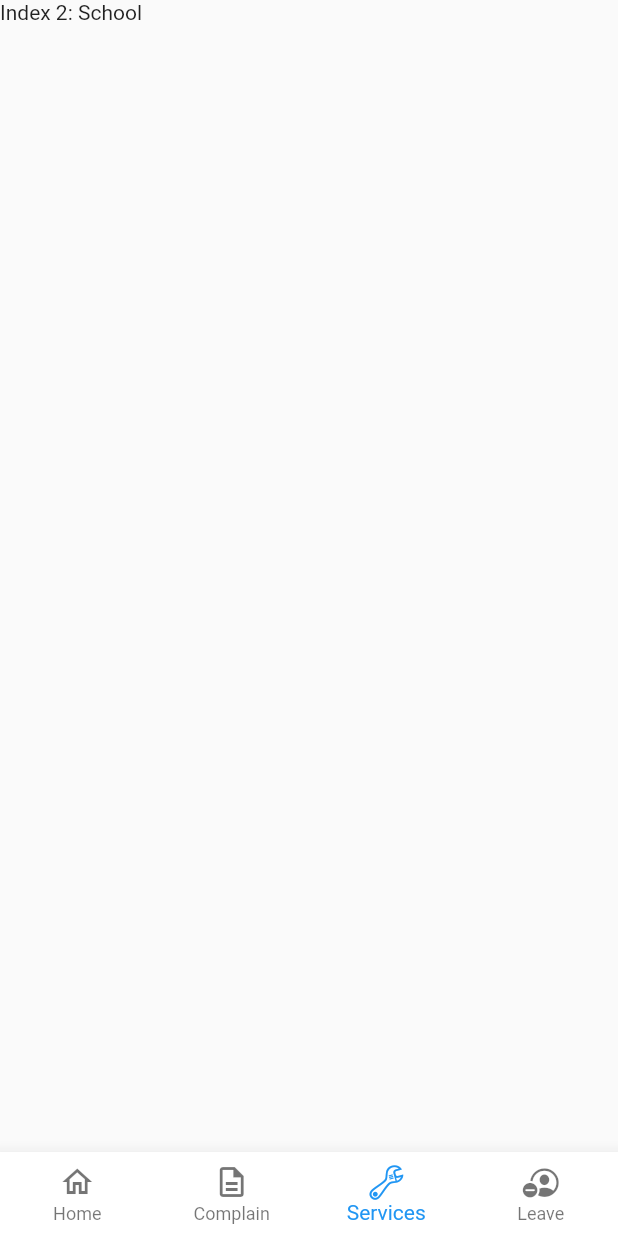
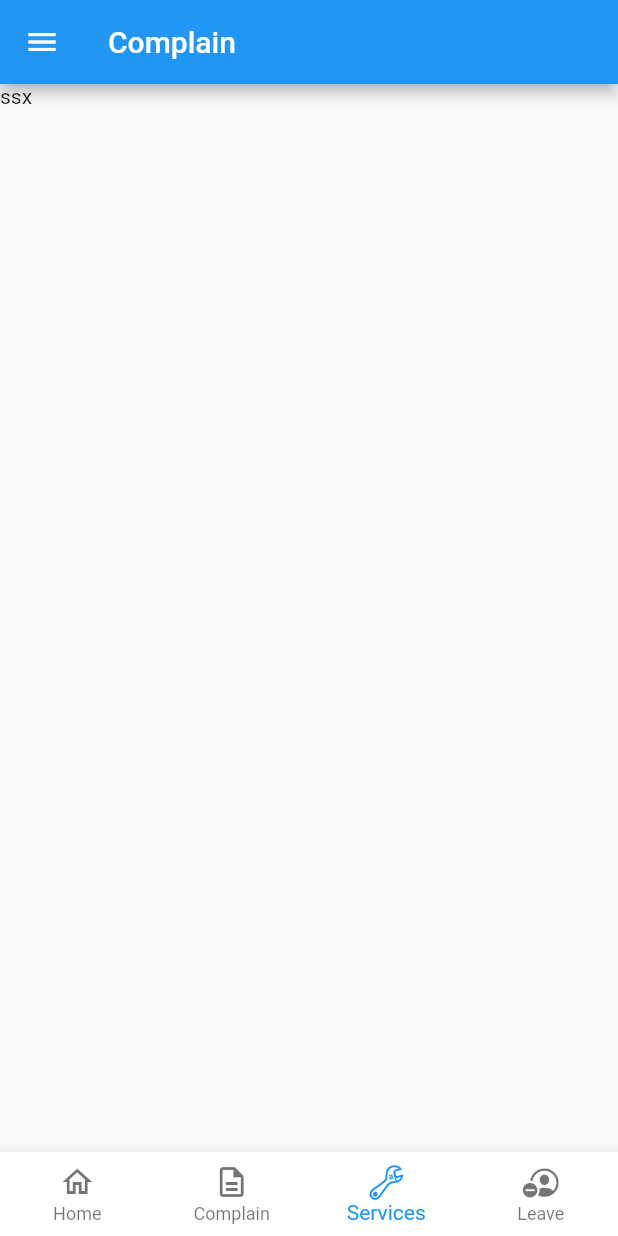
Before and after one commit to ishitgami/HostelApplication, a Flutter app: the screen it shows after launch, item 3 of the bottom bar chosen, on a phone screen of 412 x 824 dp. Run offline on Flutter 3.47's test engine with Material 2 defaults, Android fonts, the phone set to English and light mode, and no system bars; our stand-ins replace bloc, flutter_bloc, font_awesome_flutter.

Commit message:
Design fix

```diff
--- /dev/null
+++ b/lib/presentation/screen/admin/AdminServices.dart
@@ -0,0 +1,28 @@
+import 'package:flutter/material.dart';
+import 'package:hostelapplication/presentation/screen/admin/AdminDrawer.dart';
+
+class AdminServicesScreen extends StatefulWidget {
+  const AdminServicesScreen({Key? key}) : super(key: key);
+
+  @override
+  State<AdminServicesScreen> createState() => _AdminServicesScreenState();
+}
+
+class _AdminServicesScreenState extends State<AdminServicesScreen> {
+  @override
+  Widget build(BuildContext context) {
+    return Scaffold(
+      appBar: AppBar(
+        title: const Text('Complain'),
+      ),
+     drawer: const AdminDrawer(),
+      body: SingleChildScrollView(
+        child: Column(
+          children: const [
+            Text('ssx')
+          ],
+        ),
+      ),
+    );
+  }
+}
--- a/lib/presentation/screen/admin/adminDashbord.dart
+++ b/lib/presentation/screen/admin/adminDashbord.dart
@@ -1,6 +1,7 @@
 import 'package:flutter/cupertino.dart';
 import 'package:flutter/material.dart';
 import 'package:font_awesome_flutter/font_awesome_flutter.dart';
+import 'package:hostelapplication/presentation/screen/admin/AdminServices.dart';
 import 'package:hostelapplication/presentation/screen/admin/AdmincomplainScreen.dart';
 import 'package:hostelapplication/presentation/screen/admin/adminHome.dart';
 
@@ -17,9 +18,7 @@ class _AdminDashbordScreenState extends State<AdminDashbordScreen> {
     static const List<Widget> _widgetOptions = <Widget>[
     AdminHome(),
     AdminComplainScreen(),
-    Text(
-      'Index 2: School',
-    ),
+    AdminServicesScreen(),
     Text(
       'Index 3: Settings',
     ),
--- a/lib/presentation/screen/admin/adminHome.dart
+++ b/lib/presentation/screen/admin/adminHome.dart
@@ -16,7 +16,7 @@ class _AdminHomeState extends State<AdminHome> {
         title: const Text('DashBord'),
       ),
       floatingActionButton: FloatingActionButton(
-        onPressed: (){},
+        onPressed: () {},
         child: const Icon(Icons.add),
       ),
       drawer: const AdminDrawer(),
@@ -25,14 +25,16 @@ class _AdminHomeState extends State<AdminHome> {
         padding: const EdgeInsets.all(8.0),
         child: Column(
           children: [
-              Container(
-                color: Colors.grey,
+            Card(
+              elevation: 5,
+              child: Container(
+                 color: const Color.fromARGB(183, 203, 208, 211),
                 height: 150,
+              ),
             )
           ],
         ),
-        )
-        ),
+      )),
     );
   }
 }
```
Lines whose indentation alone changed are shown as unchanged.
